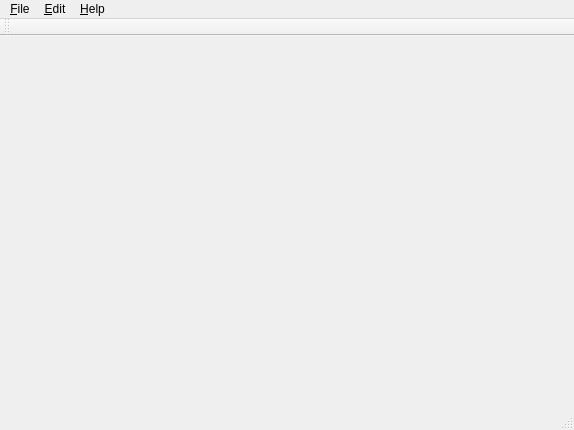
GPlates/GPlates, file src/gplates-qt-demo/DocumentUi.ui: the form before one commit.
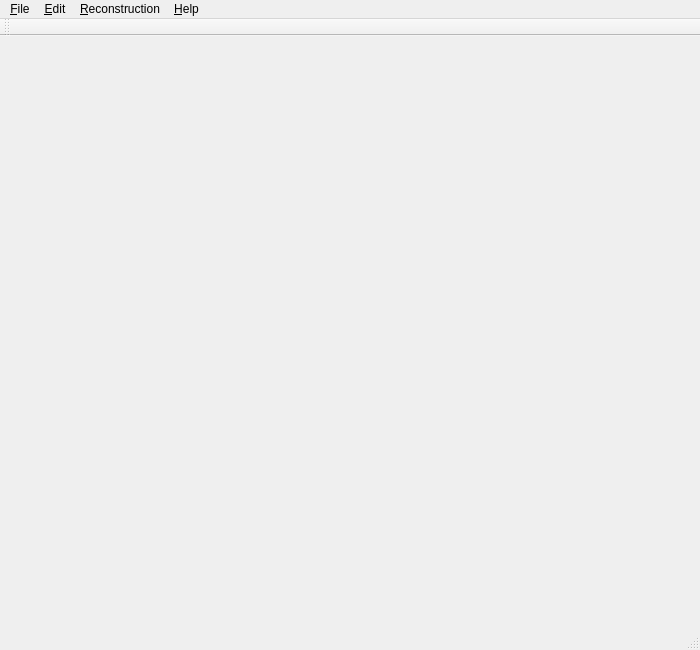
The form after the commit.

What changed in the file:
```diff
--- a/src/gplates-qt-demo/DocumentUi.ui
+++ b/src/gplates-qt-demo/DocumentUi.ui
@@ -8,8 +8,8 @@
    <rect>
     <x>0</x>
     <y>0</y>
-    <width>574</width>
-    <height>430</height>
+    <width>700</width>
+    <height>650</height>
    </rect>
   </property>
   <property name="windowTitle" >
@@ -21,40 +21,61 @@
     <rect>
      <x>0</x>
      <y>0</y>
-     <width>574</width>
+     <width>700</width>
      <height>27</height>
     </rect>
    </property>
-   <widget class="QMenu" name="menuEdit" >
+   <widget class="QMenu" name="menuReconstruction" >
     <property name="title" >
-     <string>&amp;Edit</string>
+     <string>Reconstruction</string>
     </property>
     <addaction name="actionCut" />
     <addaction name="actionCopy" />
     <addaction name="actionPaste" />
    </widget>
-   <widget class="QMenu" name="menuFile" >
-    <property name="title" >
-     <string>&amp;File</string>
-    </property>
-    <addaction name="actionQuit" />
-   </widget>
-   <widget class="QMenu" name="menuHelp" >
+   <widget class="QMenu" name="menu_Help" >
     <property name="title" >
      <string>&amp;Help</string>
     </property>
     <addaction name="actionAbout" />
    </widget>
-   <addaction name="menuFile" />
-   <addaction name="menuEdit" />
-   <addaction name="menuHelp" />
+   <widget class="QMenu" name="menu_File" >
+    <property name="title" >
+     <string>&amp;File</string>
+    </property>
+    <addaction name="action_Quit" />
+   </widget>
+   <widget class="QMenu" name="menu_Edit" >
+    <property name="title" >
+     <string>&amp;Edit</string>
+    </property>
+    <addaction name="action_Cut" />
+    <addaction name="action_Copy" />
+    <addaction name="action_Paste" />
+   </widget>
+   <widget class="QMenu" name="menu_Reconstruction" >
+    <property name="title" >
+     <string>&amp;Reconstruction</string>
+    </property>
+    <addaction name="action_Reconstruct_to_Time" />
+    <addaction name="action_Specify_Fixed_Plate" />
+    <addaction name="separator" />
+    <addaction name="action_Increment_Reconstruction_Time" />
+    <addaction name="action_Decrement_Reconstruction_Time" />
+    <addaction name="separator" />
+    <addaction name="action_Animate" />
+   </widget>
+   <addaction name="menu_File" />
+   <addaction name="menu_Edit" />
+   <addaction name="menu_Reconstruction" />
+   <addaction name="menu_Help" />
   </widget>
   <widget class="QStatusBar" name="statusbar" >
    <property name="geometry" >
     <rect>
      <x>0</x>
-     <y>408</y>
-     <width>574</width>
+     <y>628</y>
+     <width>700</width>
      <height>22</height>
     </rect>
    </property>
```
Left out of the diff: 54 changed lines with no effect on the pictures.
